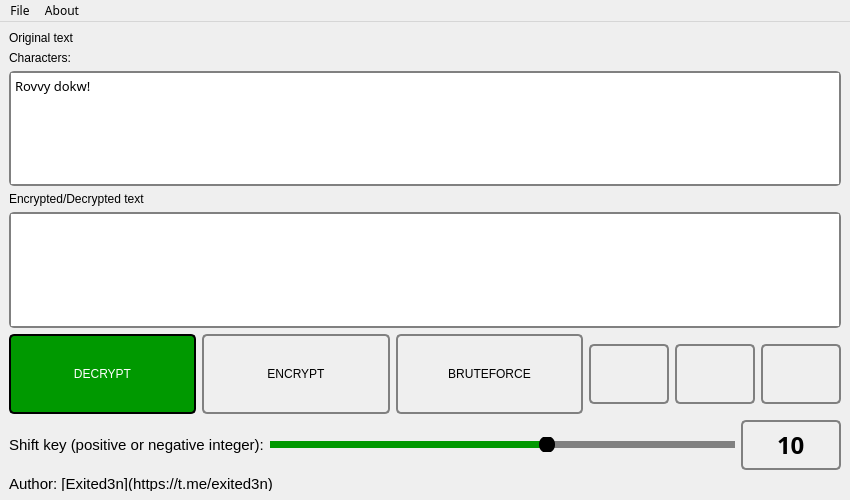
This is design.ui in akhomlyuk/ROT_decoder_GUI as Qt 5 draws it before an edit. The edited form follows.
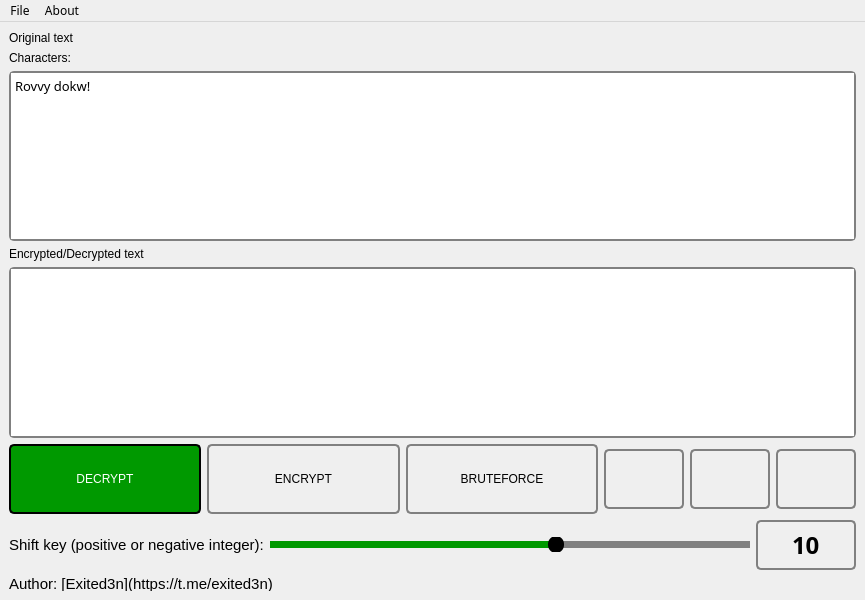
This is the edited form. Icons and pictures are not drawn.

The edit to the form file:
```diff
--- a/design.ui
+++ b/design.ui
@@ -6,8 +6,8 @@
    <rect>
     <x>0</x>
     <y>0</y>
-    <width>850</width>
-    <height>500</height>
+    <width>865</width>
+    <height>600</height>
    </rect>
   </property>
   <property name="font">
@@ -30,12 +30,10 @@
    <bool>false</bool>
   </property>
   <property name="styleSheet">
-   <string notr="true">
-QTextEdit {
+   <string notr="true">QTextEdit {
     border: 2px solid gray;
     border-radius: 5px;
 }
-
 QPushButton {
     border: 2px solid gray;
     border-radius: 5px;
@@ -191,7 +189,7 @@
         <property name="minimumSize">
          <size>
           <width>0</width>
-          <height>80</height>
+          <height>70</height>
          </size>
         </property>
         <property name="cursor">
@@ -223,7 +221,7 @@
         <property name="minimumSize">
          <size>
           <width>0</width>
-          <height>80</height>
+          <height>70</height>
          </size>
         </property>
         <property name="cursor">
@@ -252,7 +250,7 @@
         <property name="minimumSize">
          <size>
           <width>0</width>
-          <height>80</height>
+          <height>70</height>
          </size>
         </property>
         <property name="cursor">
@@ -506,7 +504,7 @@
     <rect>
      <x>0</x>
      <y>0</y>
-     <width>850</width>
+     <width>865</width>
      <height>20</height>
     </rect>
    </property>
```
Left out of the diff: 4 changed lines with no effect on the pictures.
